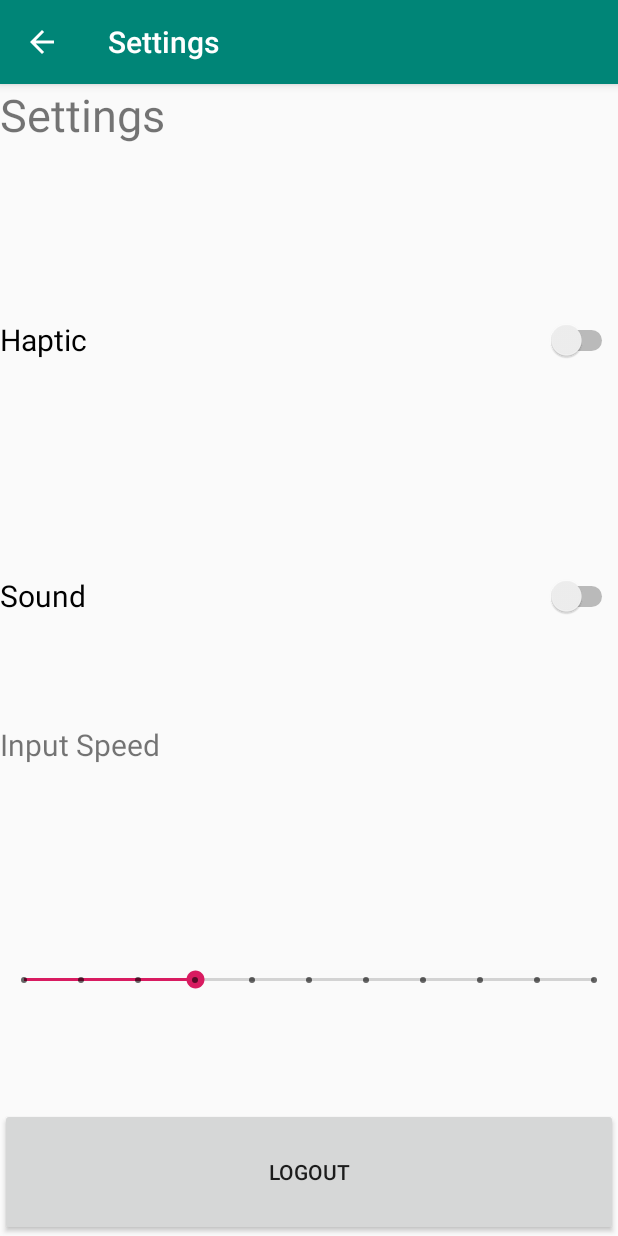
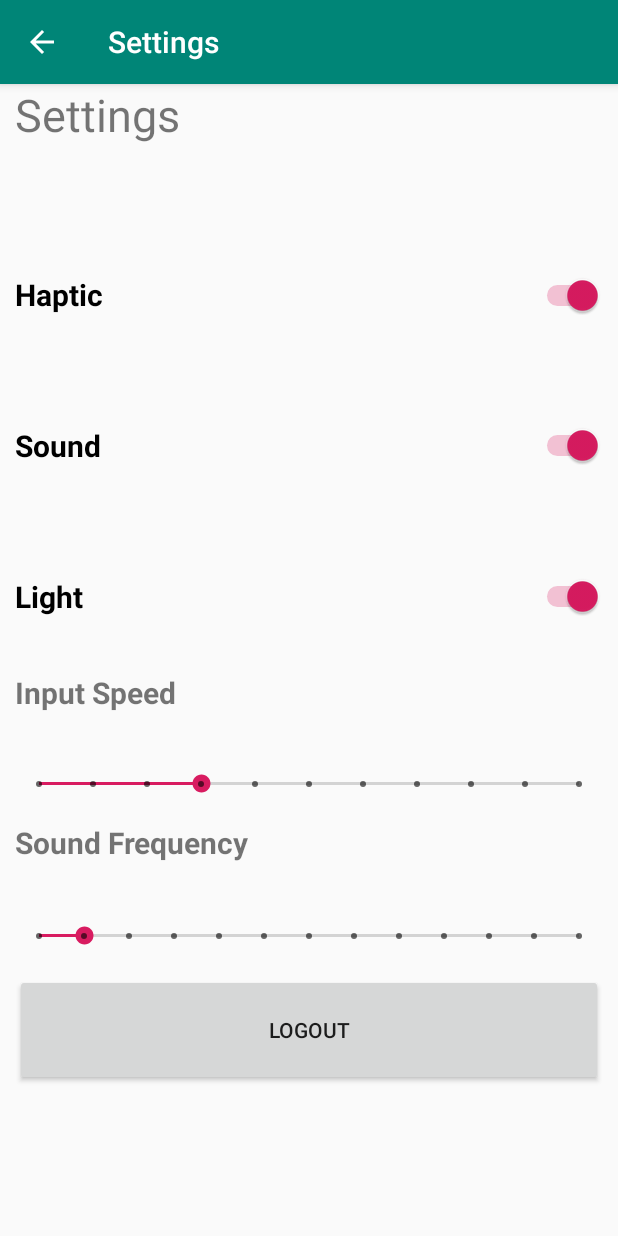
Before and after one commit to PJDuchesne/MorseCode, an Android app: the Settings screen opened directly, with no data from a screen before it, on a phone screen of 412 x 824 dp. Run offline under Robolectric (Android 15) with nearby library versions, the phone set to English and light mode, and no system bars; our stand-ins replace Firebase (no records; nobody signed in at launch, a user with empty details on screens opened directly).

Commit message:
Merging Dinesh settings update into master, also removed logo png that was causing issues

```diff
--- a/app/src/main/res/layout/activity_settings.xml
+++ b/app/src/main/res/layout/activity_settings.xml
@@ -2,7 +2,11 @@
 <LinearLayout xmlns:android="http://schemas.android.com/apk/res/android"
     android:layout_width="match_parent"
     android:layout_height="match_parent"
-    android:orientation="vertical">
+    android:orientation="vertical"
+    android:paddingBottom="100dp"
+    android:paddingLeft="10dp"
+    android:paddingRight="10dp"
+    android:layout_weight="2">
 
     <LinearLayout
         android:layout_width="match_parent"
@@ -12,10 +16,10 @@
 
         <TextView
             android:layout_width="match_parent"
-        android:layout_height="0dp"
+            android:layout_height="wrap_content"
             android:layout_weight="1"
             android:text="Settings"
-        android:textSize="30sp"/>
+            android:textSize="30sp" />
 
         <Switch
             android:id="@+id/haptic"
@@ -23,7 +27,8 @@
             android:layout_height="0dp"
             android:layout_weight="2"
             android:textSize="20dp"
-        android:checked="false"
+            android:textStyle="bold"
+            android:checked="true"
             android:text="Haptic" />
 
         <Switch
@@ -31,15 +36,28 @@
             android:layout_width="match_parent"
             android:layout_height="0dp"
             android:layout_weight="2"
-        android:checked="false"
+            android:checked="true"
+            android:textStyle="bold"
             android:textSize="20dp"
             android:text="Sound" />
+
+        <Switch
+            android:id="@+id/light"
+            android:layout_width="match_parent"
+            android:layout_height="0dp"
+            android:layout_weight="2"
+            android:checked="true"
+            android:textStyle="bold"
+            android:textSize="20dp"
+            android:text="Light" />
+
 
         <TextView
             android:layout_width="match_parent"
             android:layout_height="0dp"
             android:layout_weight="1"
             android:text="Input Speed"
+            android:textStyle="bold"
             android:textSize="20dp"/>
 
         <SeekBar
@@ -47,14 +65,33 @@
             style="@style/Widget.AppCompat.SeekBar.Discrete"
             android:layout_width="match_parent"
             android:layout_height="0dp"
-        android:layout_weight="2"
+            android:layout_weight="1"
             android:max="10"
             android:progress="3" />
+
+        <TextView
+            android:id="@+id/textView2"
+            android:layout_width="match_parent"
+            android:layout_height="0dp"
+            android:layout_weight="1"
+            android:text="Sound Frequency"
+            android:textSize="20dp"
+            android:textStyle="bold" />
+
+        <SeekBar
+            android:id="@+id/seekBar2"
+            style="@style/Widget.AppCompat.SeekBar.Discrete"
+            android:layout_width="match_parent"
+            android:layout_height="0dp"
+            android:layout_weight="1"
+            android:min="0"
+            android:progress="1"
+            android:max="12"/>
 
         <Button
             android:id="@+id/btnLogout"
             android:layout_width="match_parent"
-        android:layout_height="0dp"
+            android:layout_height="24dp"
             android:layout_weight="1"
             android:text="Logout" />
 
```
Also changed, not shown: app/src/main/java/com/example/pauld/morsecode/SettingsActivity.java (+47 -4 lines), app/src/main/java/com/example/pauld/morsecode/SettingsSingleton.java (+20 -0 lines), app/src/main/res/logo/MorseCodeLogo.png (deleted). Lines whose indentation alone changed are shown as unchanged.
